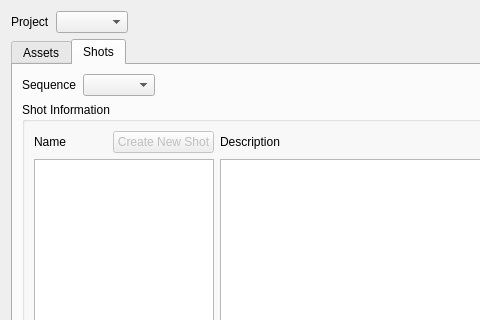
Old version of the form oyProjectManager/ui/version_creator.ui in the repository code-google-com/oyprojectmanager; both pictures show x 0 to 480 and y 0 to 320 of the 1100 by 800 pixel window.
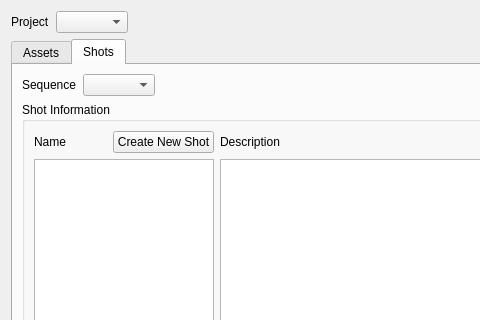
New version of the form. The open tabs and pages were chosen to show the change.

The edit to the form file:
```diff
--- a/oyProjectManager/ui/version_creator.ui
+++ b/oyProjectManager/ui/version_creator.ui
@@ -402,7 +402,7 @@
                    <item>
                     <widget class="QPushButton" name="create_shot_pushButton">
                      <property name="enabled">
-                      <bool>false</bool>
+                      <bool>true</bool>
                      </property>
                      <property name="text">
                       <string>Create New Shot</string>
```
Left out of the diff: 4 changed lines with no effect on the pictures.
